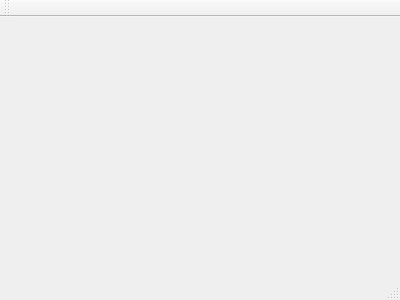
Old version of the form mainwindow.ui in the repository zvebabi/player.
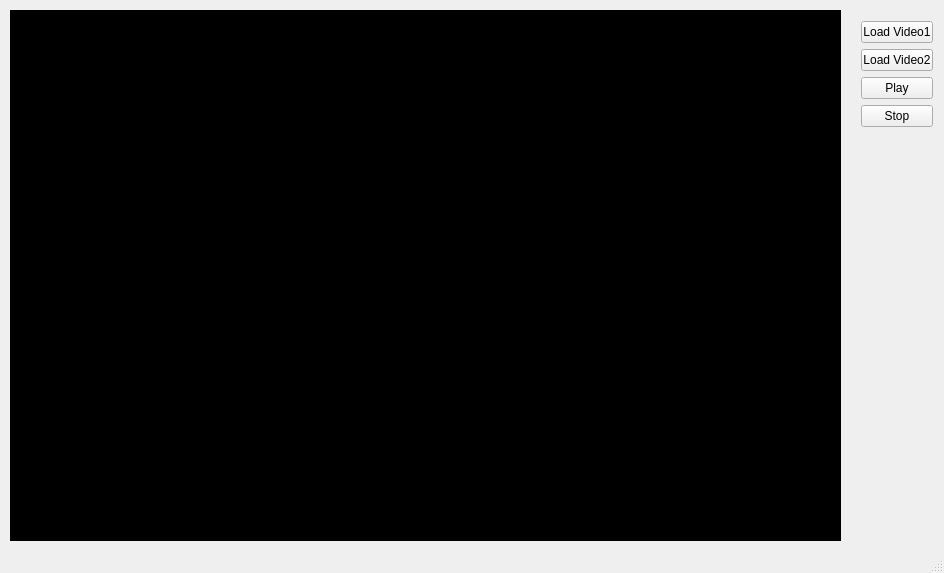
New version of the form.

Commit message: create ui and connect opencv in win

The edit to the form file:
```diff
--- a/mainwindow.ui
+++ b/mainwindow.ui
@@ -1,24 +1,81 @@
 <ui version="4.0">
  <class>MainWindow</class>
- <widget class="QMainWindow" name="MainWindow" >
-  <property name="geometry" >
+ <widget class="QMainWindow" name="MainWindow">
+  <property name="geometry">
    <rect>
     <x>0</x>
     <y>0</y>
-    <width>400</width>
-    <height>300</height>
+    <width>944</width>
+    <height>573</height>
    </rect>
   </property>
   <property name="windowTitle" >
    <string>MainWindow</string>
   </property>
-  <widget class="QMenuBar" name="menuBar" />
-  <widget class="QToolBar" name="mainToolBar" />
-  <widget class="QWidget" name="centralWidget" />
-  <widget class="QStatusBar" name="statusBar" />
+  <widget class="QWidget" name="centralWidget">
+   <widget class="QLabel" name="label">
+    <property name="geometry">
+     <rect>
+      <x>10</x>
+      <y>10</y>
+      <width>831</width>
+      <height>531</height>
+     </rect>
+    </property>
+    <property name="autoFillBackground">
+     <bool>false</bool>
+    </property>
+    <property name="styleSheet">
+     <string notr="true">Background-color: #000;</string>
+    </property>
+    <property name="text">
+     <string/>
+    </property>
+   </widget>
+   <widget class="QWidget" name="verticalLayoutWidget">
+    <property name="geometry">
+     <rect>
+      <x>850</x>
+      <y>10</y>
+      <width>94</width>
+      <height>131</height>
+     </rect>
+    </property>
+    <layout class="QVBoxLayout" name="verticalLayout">
+     <item>
+      <widget class="QPushButton" name="btnLoadVideo1">
+       <property name="text">
+        <string>Load Video1</string>
+       </property>
+      </widget>
+     </item>
+     <item>
+      <widget class="QPushButton" name="btnLoadVideo2">
+       <property name="text">
+        <string>Load Video2</string>
+       </property>
+      </widget>
+     </item>
+     <item>
+      <widget class="QPushButton" name="btnPlayVideo">
+       <property name="text">
+        <string>Play</string>
+       </property>
+      </widget>
+     </item>
+     <item>
+      <widget class="QPushButton" name="btnStopVideo">
+       <property name="text">
+        <string>Stop</string>
+       </property>
+      </widget>
+     </item>
+    </layout>
+   </widget>
+  </widget>
+  <widget class="QStatusBar" name="statusBar"/>
  </widget>
- <layoutDefault spacing="6" margin="11" />
- <pixmapfunction></pixmapfunction>
+ <layoutdefault spacing="6" margin="11"/>
  <resources/>
  <connections/>
 </ui>
```
Left out of the diff: 3 changed lines with no effect on the pictures. The commit also changes 2 other files.
